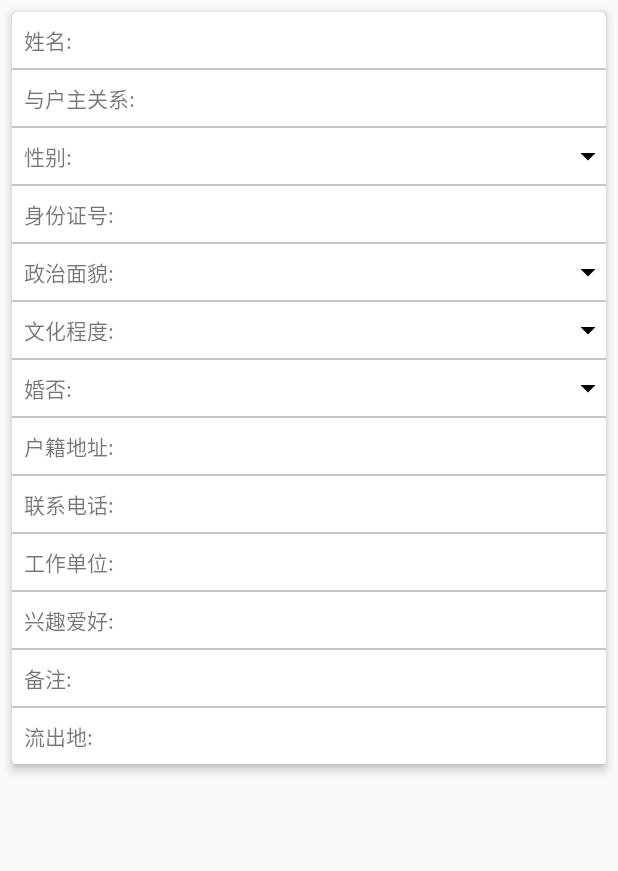
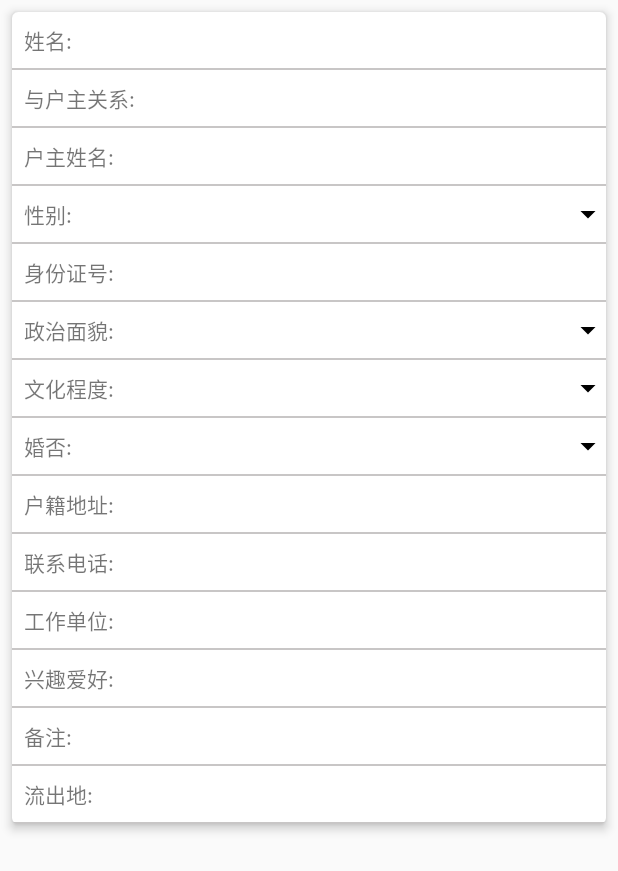
Before and after one commit to allenwithcj/zhicheng-app, an Android app: the layout i_grid_content_detail_v2.xml on its own in the app's theme, with its tools: preview values and no code run, on a phone screen of 412 x 824 dp. Shown: the top 871 px of the screen. Run offline under Robolectric (Android 15) with nearby library versions, the phone set to English and light mode, and no system bars.

Commit message:
修改时间

```diff
--- a/app/src/main/java/com/zhicheng/ui/activity/OfficialNoFinishDetails.java
+++ b/app/src/main/java/com/zhicheng/ui/activity/OfficialNoFinishDetails.java
@@ -110,6 +110,7 @@ public class OfficialNoFinishDetails extends BaseActivity implements OfficialVie
     protected int getMenuID() {
         if(type.equals("nofinish")){
             return R.menu.official_detail;
+//            return R.menu.nofinish_action;
         }else{
             return super.getMenuID();
         }
@@ -125,6 +126,7 @@ public class OfficialNoFinishDetails extends BaseActivity implements OfficialVie
     @Override
     public boolean onOptionsItemSelected(MenuItem item) {
         if (item.getItemId() == R.id.action_deal){
+            //处理事项
             View pop_view = getLayoutInflater().inflate(R.layout.c_deal,parentView,false);
             mBtn = (TextView) pop_view.findViewById(R.id.btnDeal);
             EditText mEdit = (EditText) pop_view.findViewById(R.id.suggestion);
--- a/app/src/main/java/com/zhicheng/ui/activity/WorkNoteActivity.java
+++ b/app/src/main/java/com/zhicheng/ui/activity/WorkNoteActivity.java
@@ -90,7 +90,7 @@ public class WorkNoteActivity extends BaseActivity implements WorkNodeView,
         PersonalLogMaRequest.IqBean iqb = new PersonalLogMaRequest.IqBean();
         iqb.setNamespace("PersonalLogMaRequest");
         PersonalLogMaRequest.IqBean.QueryBean qb = new PersonalLogMaRequest.IqBean.QueryBean();
-        qb.setType("3");
+        qb.setType("5");
         qb.setPage(start);
         iqb.setQuery(qb);
         pm.setIq(iqb);
--- a/app/src/main/java/com/zhicheng/ui/adapter/OfficialBaseGridAddAdapter.java
+++ b/app/src/main/java/com/zhicheng/ui/adapter/OfficialBaseGridAddAdapter.java
@@ -29,7 +29,7 @@ public class OfficialBaseGridAddAdapter extends RecyclerView.Adapter {
     private DatabaseHelper mDataBase;
     private String ZZ_RESIDENCE, GRIDNAME;
     private String RENTNAME, REMARK2, RENTPHONE;
-    private String CARD_NUM, NAME, RELATION, GENDER, MARITAL_STATUS, POLITICAL_STATUS, EDUCATION,
+    private String CARD_NUM, NAME, RELATION,HUZUNAME, GENDER, MARITAL_STATUS, POLITICAL_STATUS, EDUCATION,
             HOBBY, REMARK1, DOMICILE, OUTADDRESS, PHONE, WORK;
 
     private OfficialBaseGridAddPresenter mOfficialBaseGridAddPresenter;
@@ -77,6 +77,7 @@ public class OfficialBaseGridAddAdapter extends RecyclerView.Adapter {
 
         NAME = holder.grid_base_add_name.getText().toString();
         RELATION = holder.grid_base_add_relation.getText().toString();
+        HUZUNAME = holder.grid_base_huzu_name.getText().toString();
         GENDER = sexCode(holder.grid_base_add_sex.getText().toString());
         CARD_NUM = holder.grid_base_add_cardid.getText().toString();
         POLITICAL_STATUS = holder.grid_base_add_policatial.getText().toString();
@@ -112,6 +113,7 @@ public class OfficialBaseGridAddAdapter extends RecyclerView.Adapter {
             mFormobj.setID(UUID.randomUUID().toString());
             mFormobj.setNAME(NAME);
             mFormobj.setRELATION(RELATION);
+            mFormobj.setHUZU(HUZUNAME);
             mFormobj.setGENDER(GENDER);
             mFormobj.setCARD_NUM(CARD_NUM);
             mFormobj.setPOLITICAL_STATUS(POLITICAL_STATUS);
@@ -145,6 +147,7 @@ public class OfficialBaseGridAddAdapter extends RecyclerView.Adapter {
 
         public EditText grid_base_add_name;
         public EditText grid_base_add_relation;
+        private EditText grid_base_huzu_name;
         public TextView grid_base_add_sex;
         public EditText grid_base_add_cardid;
         public TextView grid_base_add_policatial;
@@ -168,6 +171,7 @@ public class OfficialBaseGridAddAdapter extends RecyclerView.Adapter {
 
             grid_base_add_name = (EditText) itemView.findViewById(R.id.grid_base_add_name);
             grid_base_add_relation = (EditText) itemView.findViewById(R.id.grid_base_add_relation);
+            grid_base_huzu_name = (EditText) itemView.findViewById(R.id.grid_base_huzu_name);
             grid_base_add_sex = (TextView) itemView.findViewById(R.id.input_sex);
             grid_base_add_cardid = (EditText) itemView.findViewById(R.id.grid_base_add_cardid);
             grid_base_add_policatial = (TextView) itemView.findViewById(R.id.input_political);
--- a/app/src/main/res/layout/activity_selectimg.xml
+++ b/app/src/main/res/layout/activity_selectimg.xml
@@ -15,6 +15,7 @@
         android:layout_height="?attr/actionBarSize"
         app:titleTextColor="@color/pridark"
         android:minHeight="?attr/actionBarSize"
+        android:popupTheme="@style/Theme.Toolbar.Base"
         android:elevation="@dimen/photo_margin" />
 
     <android.support.v7.widget.CardView
--- a/app/src/main/res/layout/i_grid_content_detail_v2.xml
+++ b/app/src/main/res/layout/i_grid_content_detail_v2.xml
@@ -58,6 +58,30 @@
                 android:textColor="@color/black"
                 android:layout_height="wrap_content"
                 android:layout_weight="5"
+                android:background="@null"
+                android:textSize="@dimen/content_size"
+                android:padding="@dimen/textView_padding" />
+        </LinearLayout>
+
+        <include layout="@layout/z_line" />
+        <LinearLayout
+            android:orientation="horizontal"
+            android:layout_width="match_parent"
+            android:layout_height="wrap_content">
+
+            <TextView
+                android:layout_width="0dp"
+                android:layout_height="wrap_content"
+                android:layout_weight="2"
+                android:padding="@dimen/textView_padding"
+                android:text="@string/grid_base_huzu_name" />
+
+            <EditText
+                android:id="@+id/grid_base_huzu_name"
+                android:layout_width="0dp"
+                android:layout_height="wrap_content"
+                android:layout_weight="5"
+                android:textColor="@color/black"
                 android:background="@null"
                 android:textSize="@dimen/content_size"
                 android:padding="@dimen/textView_padding" />
--- a/app/src/main/res/values/strings.xml
+++ b/app/src/main/res/values/strings.xml
@@ -61,6 +61,7 @@
     <string name="grid_base_add_grid_no">网格编号:</string>
     <string name="grid_base_add_name">姓名:</string>
     <string name="grid_base_add_relation">与户主关系:</string>
+    <string name="grid_base_huzu_name">户主姓名:</string>
     <string name="grid_base_add_sex">性别:</string>
     <string name="grid_base_add_cardid">身份证号:</string>
     <string name="grid_base_add_policatial">政治面貌:</string>
@@ -81,6 +82,7 @@
     <string name="grid_location_close_message">您的定时定位上传服务正在运行中，是否关闭?</string>
     <string name="contact_no_result">没有搜索到相应结果</string>
     <string name="contact_edit_hint">请输入关键字</string>
+    <string name="apply">申请</string>
 
 
     <string-array name="detail">
--- a/app/src/main/res/values/styles.xml
+++ b/app/src/main/res/values/styles.xml
@@ -70,4 +70,8 @@
         <item name="android:textColor">@color/black4</item>
         <item name="android:textSize">@dimen/contact_item_header_font</item>
     </style>
+
+    <style name="Theme.Toolbar.Base" parent="Theme.AppCompat.Light.NoActionBar">
+        <item name="android:textColorPrimary">@color/black</item>
+    </style>
 </resources>
```
Also changed, not shown: app/src/main/java/com/zhicheng/bean/http/OfficialBaseGridDetailResponse.java (+10 -0 lines), app/src/main/java/com/zhicheng/bean/json/SubmitOrdinaryFormRequest.java (+9 -0 lines), app/src/main/java/com/zhicheng/ui/adapter/OfficialBaseGridDeatilAdapter.java (+6 -1 lines), 1 other file.
